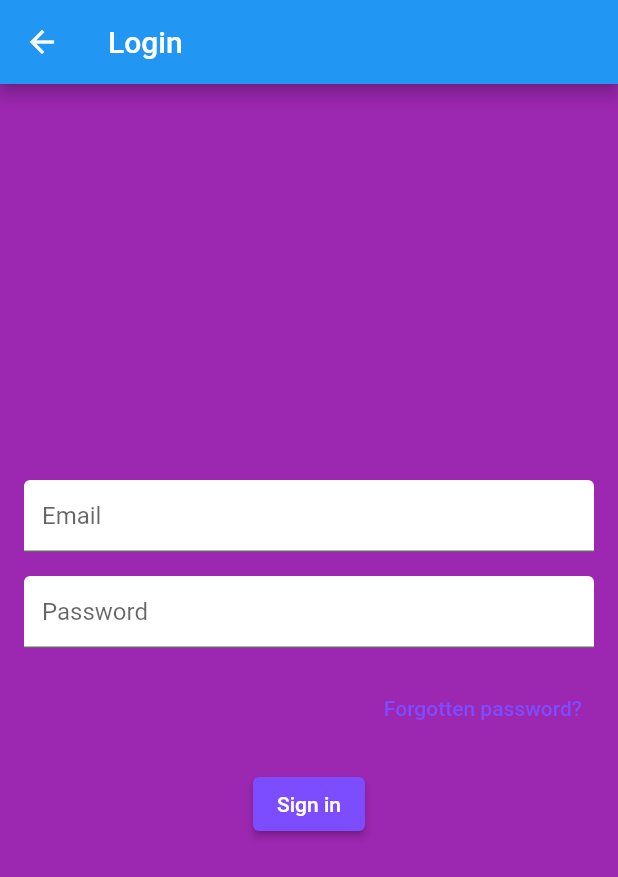
After one commit to nyaks1/PLP-Final-Project, a Flutter app: the LoginDetailsScreen screen opened by its route, on a phone screen of 412 x 824 dp. The commit adds this screen. Shown: the top 877 px of the screen. Run offline on Flutter 3.47's test engine with Material 2 defaults, Android fonts, the phone set to English and light mode, and no system bars; missing offline and left inert: dart:ffi.

Commit message:
Log in details screen

```diff
--- /dev/null
+++ b/not_atlas/lib/logindetails_screen.dart
@@ -0,0 +1,58 @@
+import 'package:flutter/material.dart';
+
+class LoginDetailsScreen extends StatelessWidget {
+  @override
+  Widget build(BuildContext context) {
+    return Scaffold(
+      appBar: AppBar(
+        title: Text('Login'),
+      ),
+      body: Container(
+        color: Colors.purple, // Set the background color
+        padding: EdgeInsets.symmetric(horizontal: 16),
+        child: Column(
+          mainAxisAlignment: MainAxisAlignment.center,
+          children: [
+            TextField(
+              decoration: InputDecoration(
+                filled: true,
+                fillColor: Colors.white,
+                hintText: 'Email',
+              ),
+            ),
+            SizedBox(height: 16),
+            TextField(
+              obscureText: true,
+              decoration: InputDecoration(
+                filled: true,
+                fillColor: Colors.white,
+                hintText: 'Password',
+              ),
+            ),
+            SizedBox(height: 16),
+            Row(
+              mainAxisAlignment: MainAxisAlignment.end,
+              children: [
+                TextButton(
+                  onPressed: () {},
+                  child: Text(
+                    'Forgotten password?',
+                    style: TextStyle(color: Colors.deepPurpleAccent),
+                  ),
+                ),
+              ],
+            ),
+            SizedBox(height: 16),
+            ElevatedButton(
+              onPressed: () {},
+              style: ButtonStyle(
+                backgroundColor: MaterialStateProperty.all(Colors.deepPurpleAccent),
+              ),
+              child: Text('Sign in'),
+            ),
+          ],
+        ),
+      ),
+    );
+  }
+}
--- a/not_atlas/lib/main.dart
+++ b/not_atlas/lib/main.dart
@@ -2,6 +2,7 @@ import 'package:flutter/material.dart';
 import 'splash_screen.dart';
 import 'home_screen.dart';
 import 'login_screen.dart';
+import 'logindetails_screen.dart';
 
 void main() => runApp(MyApp());
 
@@ -9,13 +10,14 @@ class MyApp extends StatelessWidget {
   @override
   Widget build(BuildContext context) {
     return MaterialApp(
-      title: 'My App',
+      title: 'Not-Atlas',
       initialRoute: '/', // Define your initial route
       routes: {
         '/': (context) => SplashScreen(),
         '/home': (context) => HomeScreen(),
-        '/login': (context) =>
-            LoginScreen(), // Add your login screen route here
+        '/login': (context) => LoginScreen(),
+        '/logindetails': (context) =>
+            LoginDetailsScreen() // Add your login screen route here
       },
     );
   }
--- a/not_atlas/lib/splash_screen.dart
+++ b/not_atlas/lib/splash_screen.dart
@@ -12,14 +12,15 @@ class _SplashScreenState extends State<SplashScreen> {
   void initState() {
     super.initState();
     Future.delayed(Duration(seconds: 3), () {
+      Navigator.pushReplacement(context, '/home');
+    });
+  }
 
-    Navigator.pushReplacement(context, '/home')});
-  }
   @override
-
   Widget build(BuildContext context) {
     return Scaffold(
-      body: Center(child: Text('Not Atlas'),
+      body: Center(
+        child: Text('Not Atlas'),
       ),
     );
   }
```
